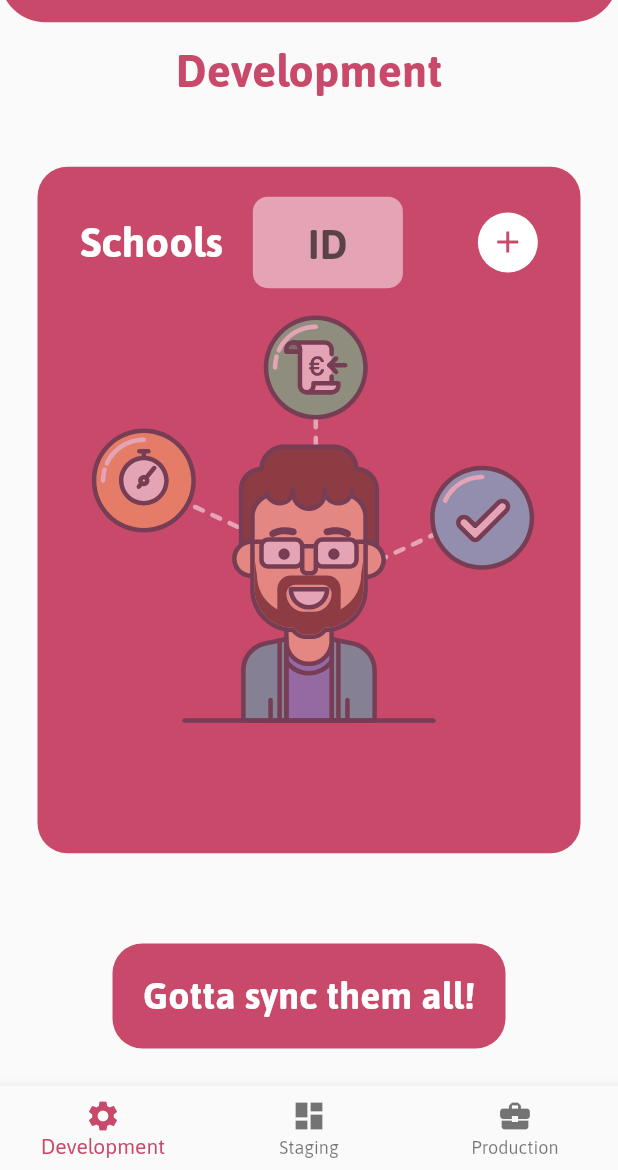
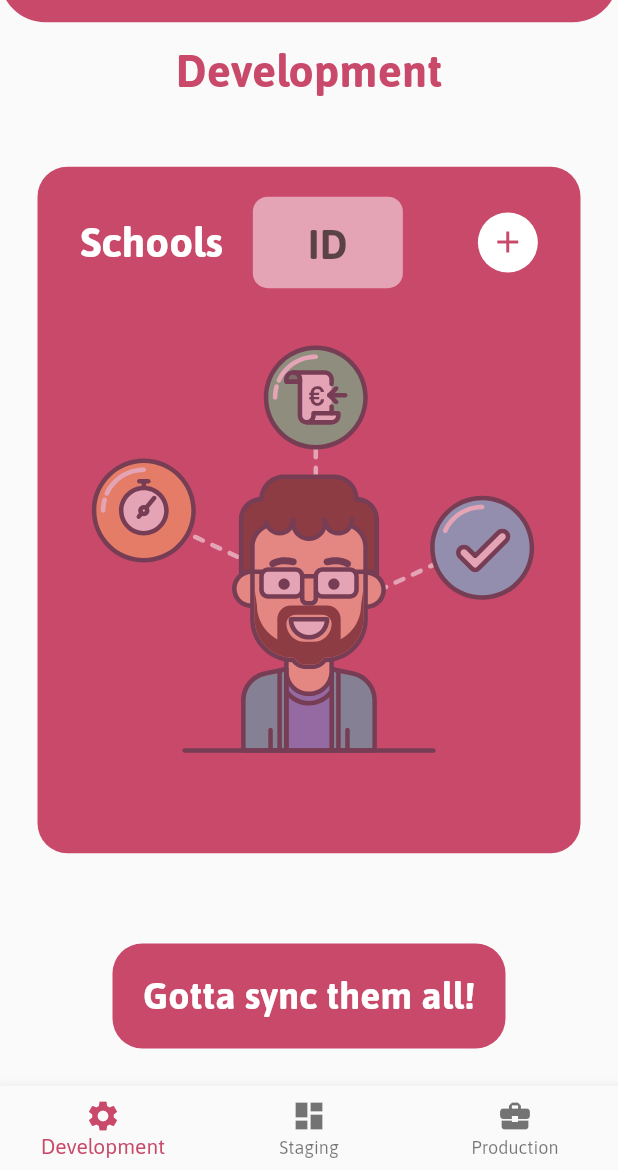
Before and after one commit to srLitem/SKSync, a Flutter app: the screen it shows after launch, on a phone screen of 412 x 824 dp, the part 66-1236 px from its top. Run offline on Flutter 3.47's test engine with Material 2 defaults, Android fonts, the phone set to English and light mode, and no system bars; our stand-ins replace flutter_svg.

Commit message:
Modified some responsive changes and improved the GUI feedback

```diff
--- a/lib/widgets/schools.dart
+++ b/lib/widgets/schools.dart
@@ -29,7 +29,9 @@ class _Schools extends State<Schools> {
         ),
         child: Stack(
           children: <Widget>[
-            Center(
+            Padding(
+              padding: const EdgeInsets.only(top: 40),
+              child: Center(
                 child: Opacity(
                   opacity: emptyState(ids.schools),
                   child: Container(
@@ -37,6 +39,7 @@ class _Schools extends State<Schools> {
                     width: MediaQuery.of(context).size.width * 1.5,
                     child: SvgPicture.asset(
                       'assets/img/onboarding-man.svg',
+                    ),
                   ),
                 ),
               ),
--- a/lib/widgets/structure.dart
+++ b/lib/widgets/structure.dart
@@ -24,7 +24,7 @@ class _StructureState extends State<Structure> {
   Widget build(BuildContext context) {
     return SafeArea(
       child: ChangeNotifierProvider(
-        create: (context) => Data(),
+        create: (context) => Data(), //TODO: Allow the users to clean the list data when changing screen
         child: Scaffold(
           resizeToAvoidBottomPadding: false,
           body: list(indexTap),
--- a/lib/widgets/syncScreen.dart
+++ b/lib/widgets/syncScreen.dart
@@ -210,7 +210,7 @@ class _SyncScreen extends State<SyncScreen> {
                       fontFamily: 'Asap'
                   )),
               content: Text(
-                'The sync has been finished, baby!',
+                'The sync has been started, baby!',
                 style: TextStyle(
                   fontSize: 18,
                   color: Colors.black,
```
Lines whose indentation alone changed are shown as unchanged.
